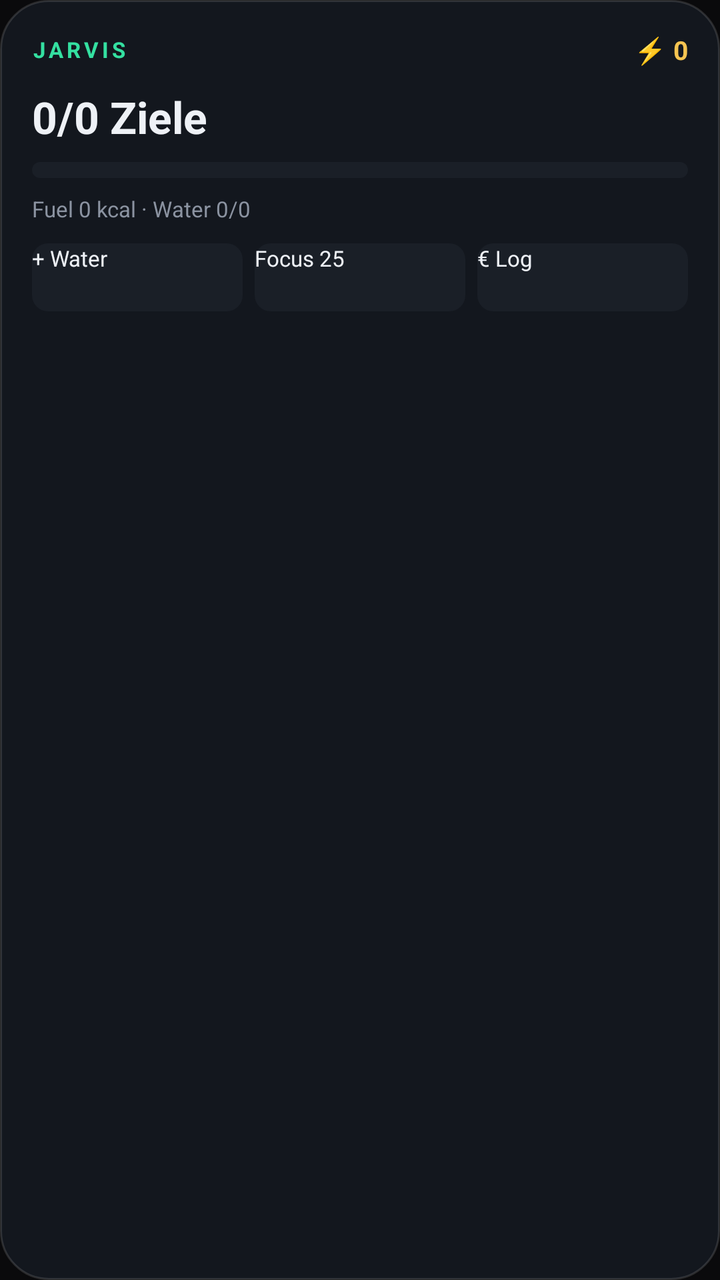
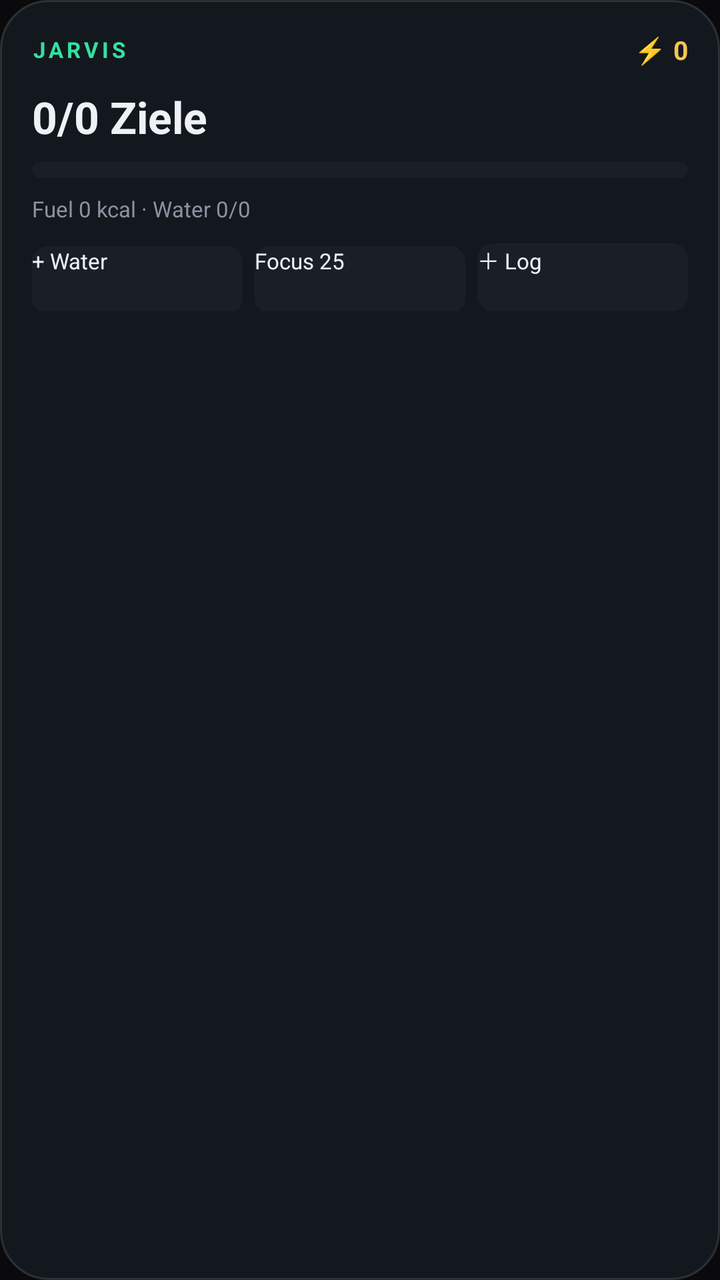

Two renders of the same Android screen: before a commit and after it. Below are the layout's source before the change and the commit's diff.
<!-- AndroidManifest.xml: application theme Theme.Ascend -->
<!-- res/layout/widget_ascend.xml -->
<?xml version="1.0" encoding="utf-8"?>
<LinearLayout xmlns:android="http://schemas.android.com/apk/res/android"
    android:id="@+id/widget_root"
    android:layout_width="match_parent"
    android:layout_height="match_parent"
    android:orientation="vertical"
    android:background="@drawable/widget_bg"
    android:padding="16dp">

    <LinearLayout
        android:layout_width="match_parent"
        android:layout_height="wrap_content"
        android:orientation="horizontal"
        android:gravity="center_vertical">

        <TextView
            android:id="@+id/widget_label"
            android:layout_width="0dp"
            android:layout_height="wrap_content"
            android:layout_weight="1"
            android:text="JARVIS"
            android:textColor="#34E0A1"
            android:textSize="11sp"
            android:textStyle="bold"
            android:letterSpacing="0.15" />

        <TextView
            android:id="@+id/widget_streak"
            android:layout_width="wrap_content"
            android:layout_height="wrap_content"
            android:text="⚡ 0"
            android:textColor="#F5C451"
            android:textSize="13sp"
            android:textStyle="bold" />
    </LinearLayout>

    <TextView
        android:id="@+id/widget_title"
        android:layout_width="wrap_content"
        android:layout_height="wrap_content"
        android:layout_marginTop="10dp"
        android:text="0/0 Ziele"
        android:textColor="#EEF1F6"
        android:textSize="22sp"
        android:textStyle="bold" />

    <ProgressBar
        android:id="@+id/widget_progress"
        style="?android:attr/progressBarStyleHorizontal"
        android:layout_width="match_parent"
        android:layout_height="8dp"
        android:layout_marginTop="8dp"
        android:max="100"
        android:progress="0"
        android:progressDrawable="@drawable/widget_progress" />

    <TextView
        android:id="@+id/widget_sub"
        android:layout_width="wrap_content"
        android:layout_height="wrap_content"
        android:layout_marginTop="8dp"
        android:text="Fuel 0 kcal · Water 0/0"
        android:textColor="#8B93A1"
        android:textSize="11sp" />

    <LinearLayout
        android:layout_width="match_parent"
        android:layout_height="wrap_content"
        android:layout_marginTop="10dp"
        android:orientation="horizontal">

        <Button
            android:id="@+id/widget_water"
            android:layout_width="0dp"
            android:layout_height="34dp"
            android:layout_weight="1"
            android:layout_marginEnd="6dp"
            android:text="+ Water"
            android:textSize="11sp"
            android:textColor="#EEF1F6"
            android:background="@drawable/widget_progress" />

        <Button
            android:id="@+id/widget_focus"
            android:layout_width="0dp"
            android:layout_height="34dp"
            android:layout_weight="1"
            android:layout_marginEnd="6dp"
            android:text="Focus 25"
            android:textSize="11sp"
            android:textColor="#EEF1F6"
            android:background="@drawable/widget_progress" />

        <Button
            android:id="@+id/widget_buy"
            android:layout_width="0dp"
            android:layout_height="34dp"
            android:layout_weight="1"
            android:text="€ Log"
            android:textSize="11sp"
            android:textColor="#EEF1F6"
            android:background="@drawable/widget_progress" />
    </LinearLayout>
</LinearLayout>
<!-- resources referenced by this layout -->
<resources>
  <!-- drawable widget_bg (drawable) -->
  <?xml version="1.0" encoding="utf-8"?>
  <shape xmlns:android="http://schemas.android.com/apk/res/android" android:shape="rectangle">
      <solid android:color="#13171E" />
      <corners android:radius="24dp" />
      <stroke android:width="1dp" android:color="#22FFFFFF" />
  </shape>
  <!-- drawable widget_progress (drawable) -->
  <?xml version="1.0" encoding="utf-8"?>
  <layer-list xmlns:android="http://schemas.android.com/apk/res/android">
      <item android:id="@android:id/background">
          <shape android:shape="rectangle">
              <solid android:color="#1A1F27" />
              <corners android:radius="8dp" />
          </shape>
      </item>
      <item android:id="@android:id/progress">
          <clip>
              <shape android:shape="rectangle">
                  <solid android:color="#34E0A1" />
                  <corners android:radius="8dp" />
              </shape>
          </clip>
      </item>
  </layer-list>
  <style name="Theme.Ascend" parent="android:Theme.Material.NoActionBar">
          <item name="android:statusBarColor">@android:color/transparent</item>
          <item name="android:navigationBarColor">@android:color/transparent</item>
          <item name="android:windowBackground">@color/app_bg</item>
          <item name="android:windowLightStatusBar">false</item>
          <item name="android:windowLightNavigationBar">false</item>
      </style>
  <color name="app_bg">#0A0A0C</color>
</resources>

<!-- the commit's change to res/layout/widget_ascend.xml (unified diff, before → after) -->
@@ -96,7 +96,7 @@
             android:layout_width="0dp"
             android:layout_height="34dp"
             android:layout_weight="1"
-            android:text="€ Log"
+            android:text="＋ Log"
             android:textSize="11sp"
             android:textColor="#EEF1F6"
             android:background="@drawable/widget_progress" />
